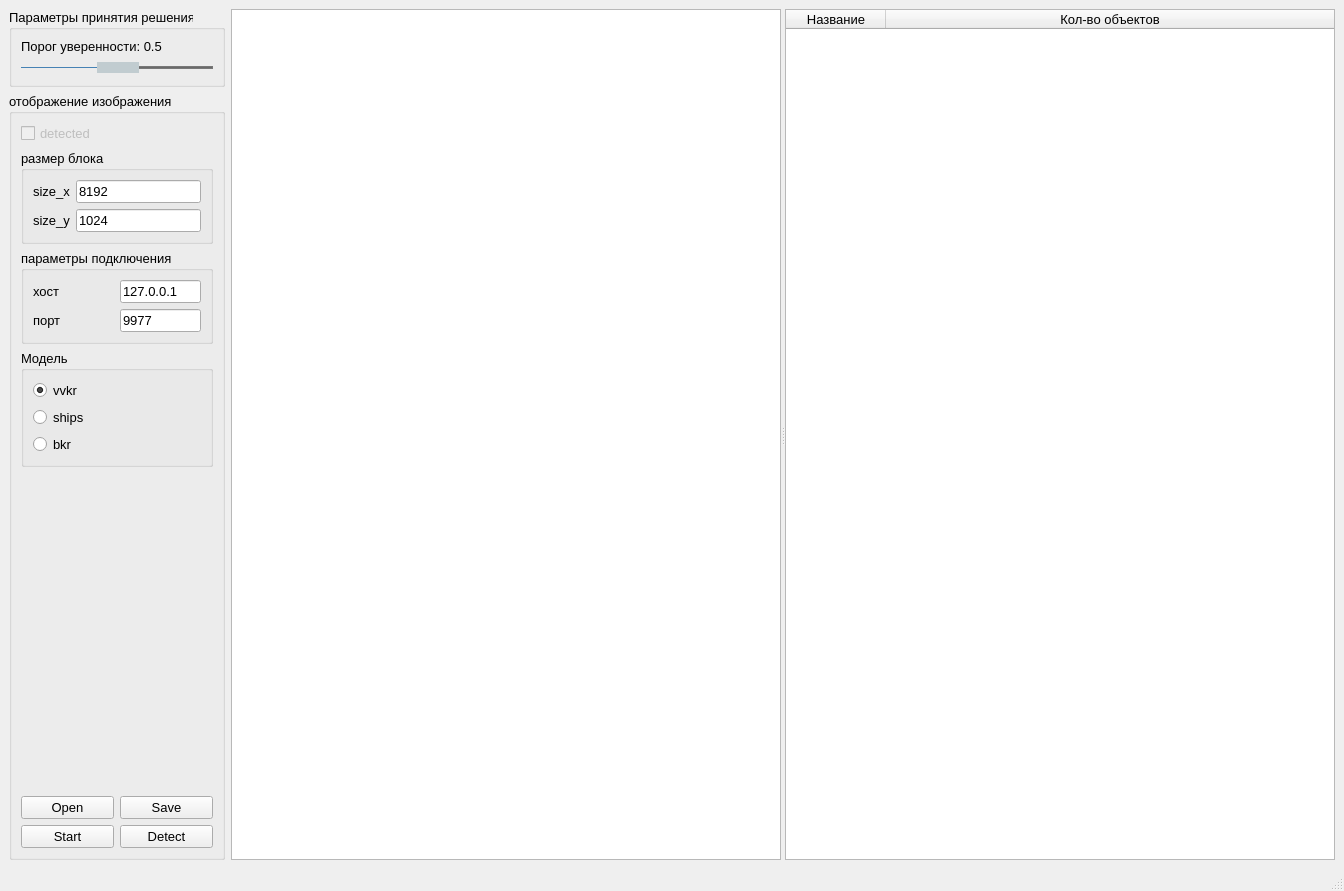
First picture: the form in untitled.ui, repository Quainter2510/diplom, before the edit.
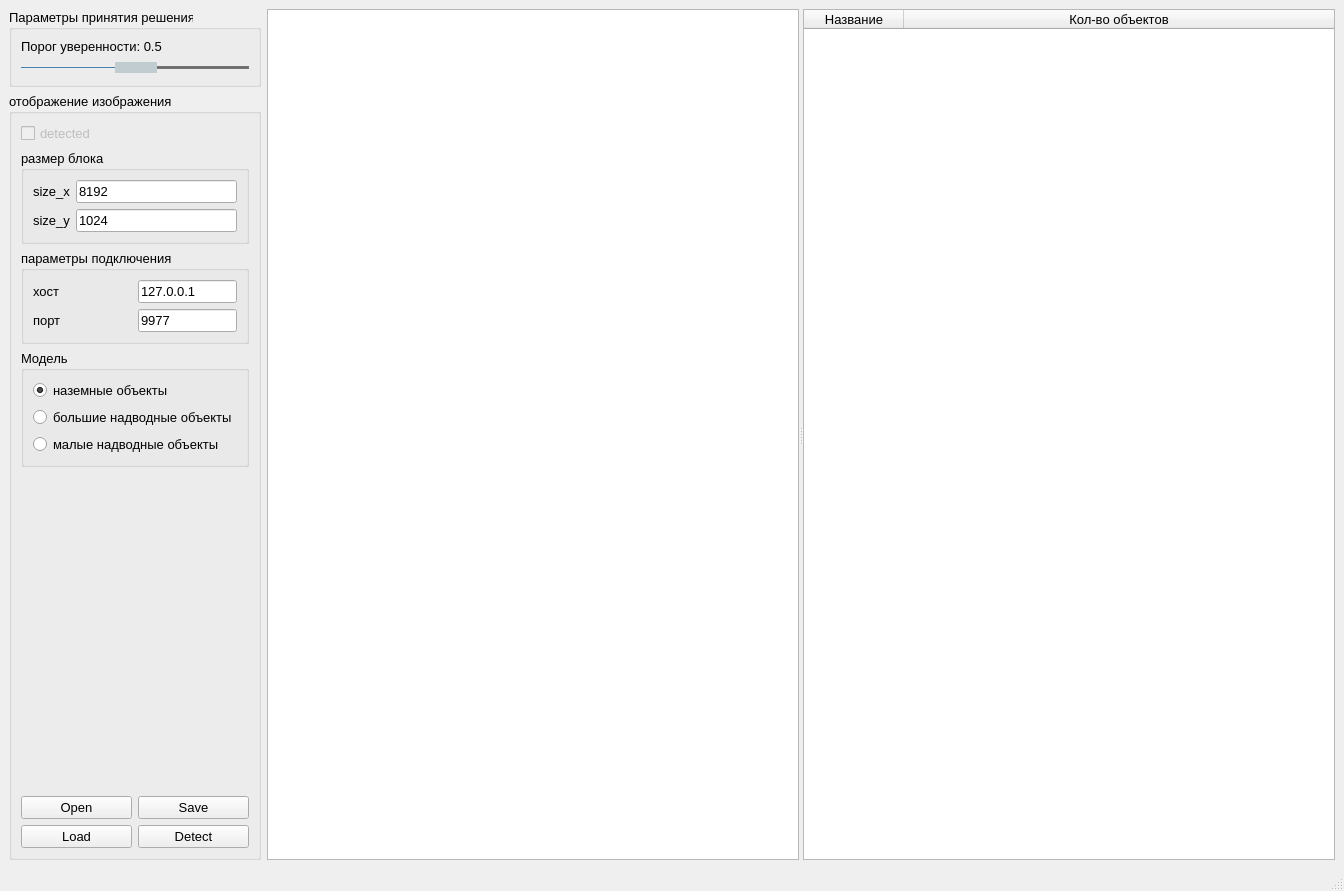
Second picture: the form after the edit. Custom widgets are drawn as their Qt base class.

The edit to the form file:
```diff
--- a/untitled.ui
+++ b/untitled.ui
@@ -247,7 +247,7 @@
                  </font>
                 </property>
                 <property name="text">
-                 <string>vvkr</string>
+                 <string>наземные объекты</string>
                 </property>
                 <property name="checked">
                  <bool>true</bool>
@@ -265,7 +265,7 @@
                  </font>
                 </property>
                 <property name="text">
-                 <string>ships</string>
+                 <string>большие надводные объекты</string>
                 </property>
                 <attribute name="buttonGroup">
                  <string notr="true">buttonGroup</string>
@@ -275,7 +275,7 @@
               <item>
                <widget class="QRadioButton" name="bkr_rbtn">
                 <property name="text">
-                 <string>bkr</string>
+                 <string>малые надводные объекты</string>
                 </property>
                 <attribute name="buttonGroup">
                  <string notr="true">buttonGroup</string>
@@ -342,7 +342,7 @@
              <item>
               <widget class="QPushButton" name="start_btn">
                <property name="text">
-                <string>Start</string>
+                <string>Load</string>
                </property>
               </widget>
              </item>
```
Left out of the diff: 4 changed lines with no effect on the pictures.
